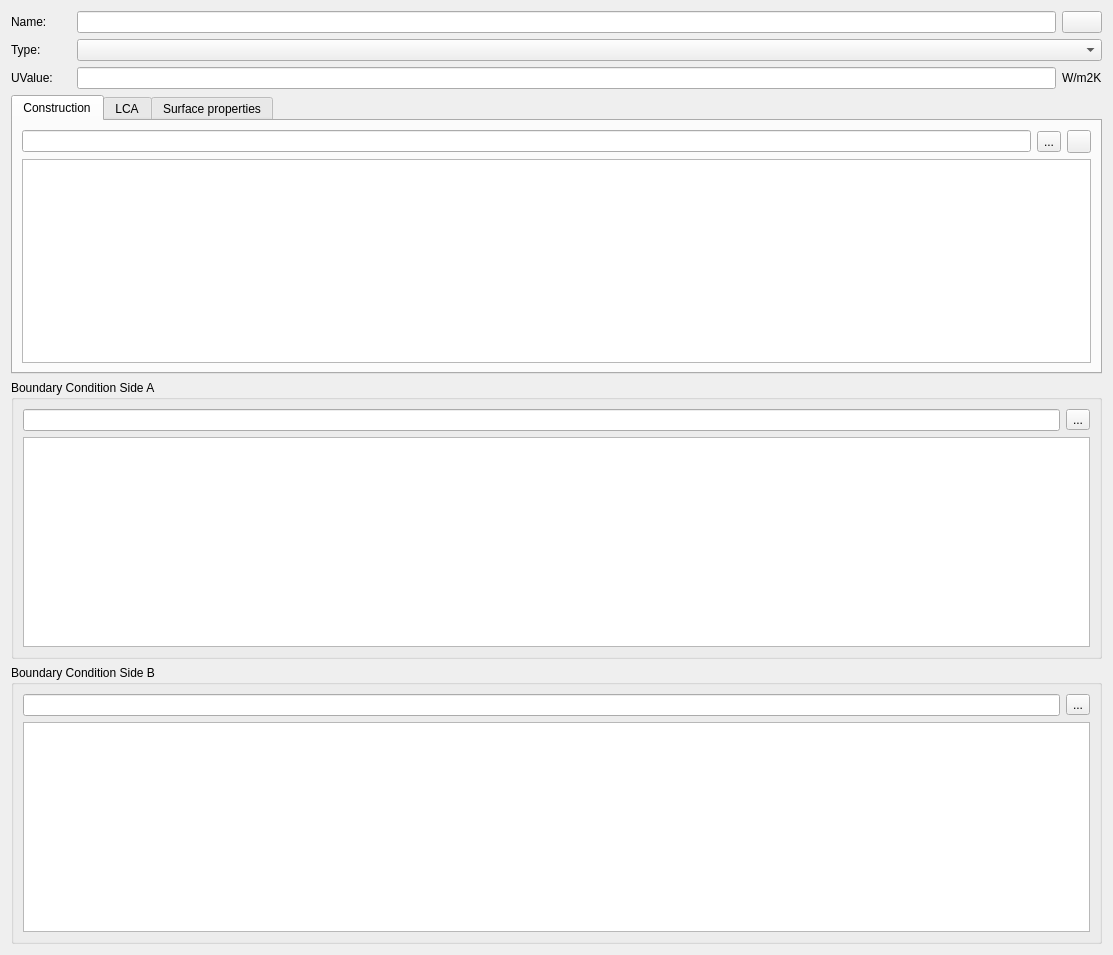
ghorwin/SIM-VICUS, file SIM-VICUS/src/SVDBComponentEditWidget.ui: the form before one commit.
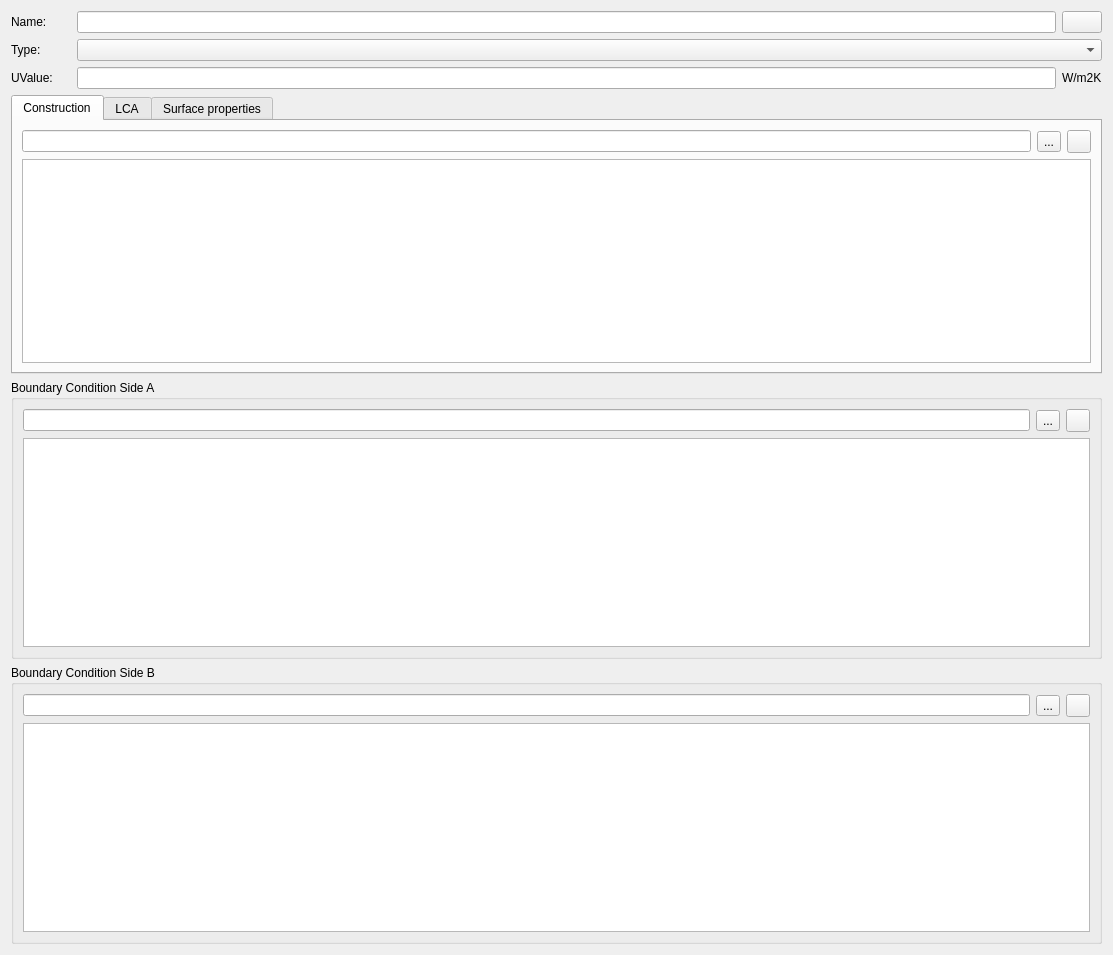
The form after the commit. Icons and pictures are not drawn. Custom widgets are drawn as their Qt base class.

Commit message: edit thermostat component and subsurfacecomponent (delete construction)

```diff
--- a/SIM-VICUS/src/SVDBComponentEditWidget.ui
+++ b/SIM-VICUS/src/SVDBComponentEditWidget.ui
@@ -220,7 +220,15 @@
         </property>
        </widget>
       </item>
-      <item row="1" column="0" colspan="2">
+      <item row="0" column="2">
+       <widget class="QToolButton" name="toolButtonRemoveBoundaryConditA">
+        <property name="icon">
+         <iconset resource="../resources/SIM-VICUS.qrc">
+          <normaloff>:/gfx/actions/24x24/minus.png</normaloff>:/gfx/actions/24x24/minus.png</iconset>
+        </property>
+       </widget>
+      </item>
+      <item row="1" column="0" colspan="3">
        <widget class="QTextBrowser" name="textBrowserBCSideA"/>
       </item>
      </layout>
@@ -242,7 +250,15 @@
         </property>
        </widget>
       </item>
-      <item row="1" column="0" colspan="2">
+      <item row="0" column="2">
+       <widget class="QToolButton" name="toolButtonRemoveBoundaryConditB">
+        <property name="icon">
+         <iconset resource="../resources/SIM-VICUS.qrc">
+          <normaloff>:/gfx/actions/24x24/minus.png</normaloff>:/gfx/actions/24x24/minus.png</iconset>
+        </property>
+       </widget>
+      </item>
+      <item row="1" column="0" colspan="3">
        <widget class="QTextBrowser" name="textBrowserBCSideB"/>
       </item>
      </layout>
```
The commit also changes 8 other files.
